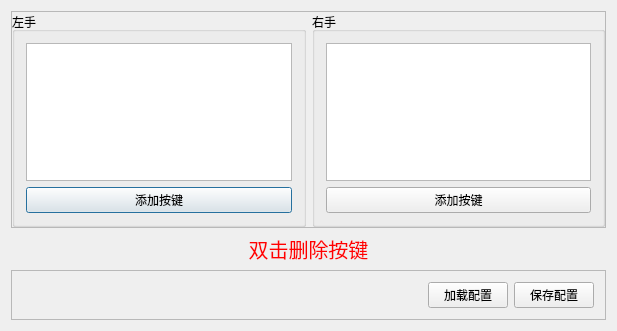
Old version of the form MahiroBox/SettingWindow.ui in the repository ilovecplusplus97/MahiroBox.
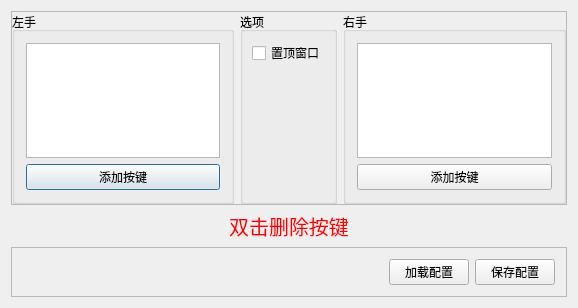
New version of the form.

Commit message: 添加了窗口置顶的功能

```diff
--- a/MahiroBox/SettingWindow.ui
+++ b/MahiroBox/SettingWindow.ui
@@ -6,8 +6,8 @@
    <rect>
     <x>0</x>
     <y>0</y>
-    <width>617</width>
-    <height>331</height>
+    <width>578</width>
+    <height>308</height>
    </rect>
   </property>
   <property name="windowTitle">
@@ -61,7 +61,51 @@
        </widget>
       </item>
       <item>
-       <widget class="QGroupBox" name="W2RightKeyBox">
+       <widget class="QGroupBox" name="W2OptionsBox">
+        <property name="layoutDirection">
+         <enum>Qt::LeftToRight</enum>
+        </property>
+        <property name="title">
+         <string>选项</string>
+        </property>
+        <layout class="QVBoxLayout" name="verticalLayout_4">
+         <property name="leftMargin">
+          <number>9</number>
+         </property>
+         <property name="topMargin">
+          <number>9</number>
+         </property>
+         <property name="rightMargin">
+          <number>9</number>
+         </property>
+         <property name="bottomMargin">
+          <number>9</number>
+         </property>
+         <item>
+          <widget class="QCheckBox" name="W1TopWindowCheck">
+           <property name="text">
+            <string>置顶窗口</string>
+           </property>
+          </widget>
+         </item>
+         <item>
+          <spacer name="verticalSpacer">
+           <property name="orientation">
+            <enum>Qt::Vertical</enum>
+           </property>
+           <property name="sizeHint" stdset="0">
+            <size>
+             <width>20</width>
+             <height>40</height>
+            </size>
+           </property>
+          </spacer>
+         </item>
+        </layout>
+       </widget>
+      </item>
+      <item>
+       <widget class="QGroupBox" name="W3RightKeyBox">
         <property name="title">
          <string>右手</string>
         </property>
```
The commit also changes 7 other files.
